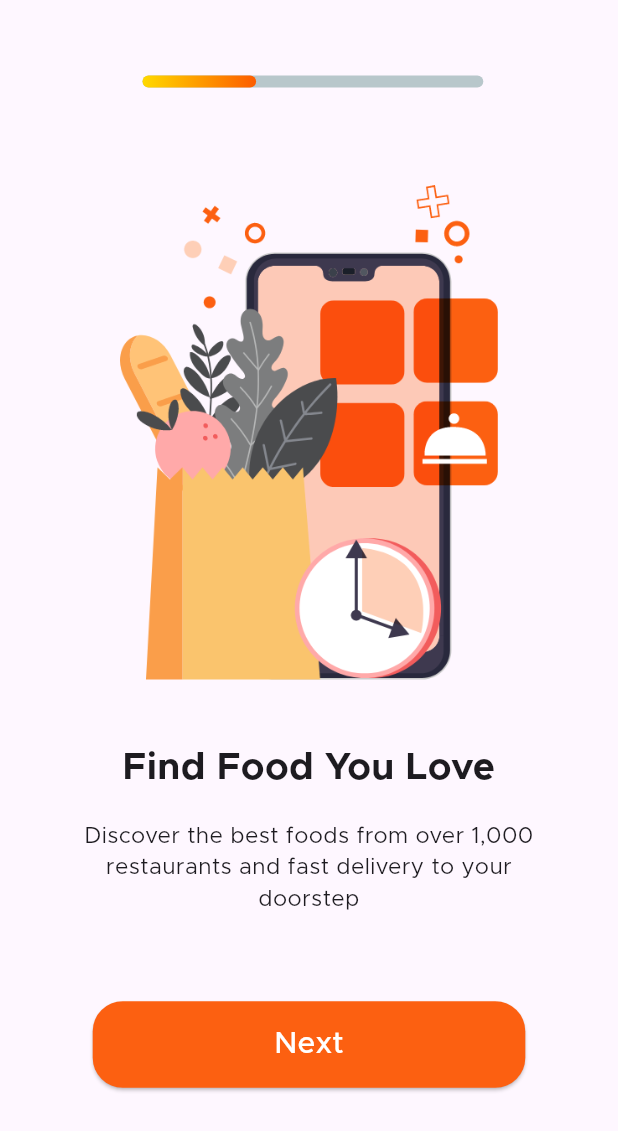
After one commit to Farojeh/food-delivery-App, a Flutter app: the OnBoardingView screen opened by its route, after a tap on the "arrow back" icon, on a phone screen of 412 x 824 dp. The commit adds this screen. Shown: the top 1131 px of the screen. Run offline on Flutter 3.47's test engine with Material 3 defaults, Android fonts, the phone set to English and light mode, and no system bars; drawn by our look-alikes of percent_indicator; our stand-ins replace awesome_snackbar_content, bloc, device_preview, flutter_bloc, go_router, shared_preferences; accounts and stored records are empty.

Commit message:
On_Boarding_Views

```diff
--- /dev/null
+++ b/lib/on_boarding/controller/on_boarding_cubit/on_boarding_cubit.dart
@@ -0,0 +1,31 @@
+import 'package:bloc/bloc.dart';
+import 'package:flutter/material.dart';
+import 'package:meta/meta.dart';
+
+part 'on_boarding_state.dart';
+
+class OnBoardingCubit extends Cubit<OnBoardingState> {
+  OnBoardingCubit() : super( OnBoardingState());
+   PageController controller = PageController();
+
+  void nextPage(int selectPage) {
+    if (selectPage < 2) {
+      int newPage = selectPage+1 ;
+      double newPercent = (newPage + 1) / 3;
+      controller.animateToPage(newPage,
+        duration: const Duration(milliseconds: 500), curve: Curves.linear);
+      emit(state.copyWith(selectPage: newPage, percent: newPercent));
+    }
+  }
+
+  void previousPage() {
+    if (state.selectPage > 0) {
+      int newPage = state.selectPage - 1;
+      double newPercent = (newPage + 1) / 3;
+      controller.animateToPage(newPage,
+        duration: const Duration(milliseconds: 500), curve: Curves.linear);
+      emit(state.copyWith(selectPage: newPage, percent: newPercent));
+    }
+  }
+
+}
--- /dev/null
+++ b/lib/on_boarding/controller/on_boarding_cubit/on_boarding_state.dart
@@ -0,0 +1,36 @@
+part of 'on_boarding_cubit.dart';
+
+@immutable
+class OnBoardingState {
+  final int selectPage;
+  final double percent;
+  final List pageArray = [
+    {
+      "title": "Find Food You Love",
+      "subtitle":
+          "Discover the best foods from over 1,000\nrestaurants and fast delivery to your\ndoorstep",
+      "image": "assets/images/on_boarding_1.png",
+    },
+    {
+      "title": "Fast Delivery",
+      "subtitle": "Fast food delivery to your home, office\n wherever you are",
+      "image": "assets/images/on_boarding_2.png",
+    },
+    {
+      "title": "Live Tracking",
+      "subtitle":
+          "Real time tracking of your food on the app\nonce you placed the order",
+      "image": "assets/images/on_boarding_3.png",
+    },
+  ];
+
+
+   OnBoardingState({this.selectPage = 0, this.percent = 1 / 3});
+
+  OnBoardingState copyWith({int? selectPage, double? percent}) {
+    return OnBoardingState(
+      selectPage: selectPage ?? this.selectPage,
+      percent: percent ?? this.percent,
+    );
+  }
+}
--- /dev/null
+++ b/lib/on_boarding/view/on_boarding_view.dart
@@ -0,0 +1,32 @@
+import 'package:advanced_project/on_boarding/controller/on_boarding_cubit/on_boarding_cubit.dart';
+import 'package:advanced_project/on_boarding/view/widget/category_row.dart';
+import 'package:advanced_project/on_boarding/view/widget/on_boarding_view_body.dart';
+import 'package:flutter/material.dart';
+import 'package:flutter_bloc/flutter_bloc.dart';
+
+class OnBoardingView extends StatelessWidget {
+  const OnBoardingView({super.key});
+
+  @override
+  Widget build(BuildContext context) {
+    var media = MediaQuery.of(context).size;
+    return BlocProvider(
+      create: (context) => OnBoardingCubit(),
+      child: Scaffold(
+          body: SingleChildScrollView(
+              child: SizedBox(
+        height: media.height,
+        width: media.width,
+        child: Column(
+          children: [
+            SizedBox(
+              height: media.height * 0.032,
+            ),
+            const CategoryRow(),
+            const OnBoardingViewBody()
+          ],
+        ),
+      ))),
+    );
+  }
+}
--- /dev/null
+++ b/lib/on_boarding/view/widget/category_row.dart
@@ -0,0 +1,51 @@
+import 'package:advanced_project/on_boarding/controller/on_boarding_cubit/on_boarding_cubit.dart';
+import 'package:advanced_project/utils/colors.dart';
+import 'package:flutter/material.dart';
+import 'package:flutter_bloc/flutter_bloc.dart';
+import 'package:percent_indicator/linear_percent_indicator.dart';
+
+class CategoryRow extends StatelessWidget {
+  const CategoryRow({super.key});
+
+  @override
+  Widget build(BuildContext context) {
+    return BlocBuilder<OnBoardingCubit, OnBoardingState>(
+      builder: (context, state) {
+        final cubit = context.read<OnBoardingCubit>();
+        return Row(
+          mainAxisAlignment: MainAxisAlignment.start,
+          crossAxisAlignment: CrossAxisAlignment.center,
+          children: [
+            SizedBox(
+              width: 85,
+              child: TextButton(
+                  style: ButtonStyle(
+                    overlayColor:
+                        MaterialStatePropertyAll(Colors.white.withOpacity(0)),
+                  ),
+                  onPressed: () {
+                    cubit.previousPage();
+                  },
+                  child: Icon(
+                    Icons.arrow_back,
+                    size: 40,
+                    color:state.selectPage>0? ColorsMe.primary:ColorsMe.primary.withOpacity(0),
+                  )),
+            ),
+            LinearPercentIndicator(
+              animationDuration: 1000,
+              animateFromLastPercent: true,
+              animation: true,
+              width: MediaQuery.of(context).size.width * 0.6,
+              percent: state.percent,
+              lineHeight: 8,
+              barRadius: const Radius.circular(20),
+              linearGradient: const LinearGradient(
+                  colors: [Color(0xffFFD900), Color(0xffFD5D00)]),
+            ),
+          ],
+        );
+      },
+    );
+  }
+}
--- /dev/null
+++ b/lib/on_boarding/view/widget/on_boarding_view_body.dart
@@ -0,0 +1,89 @@
+import 'package:advanced_project/on_boarding/controller/on_boarding_cubit/on_boarding_cubit.dart';
+import 'package:advanced_project/utils/app_router.dart';
+import 'package:advanced_project/utils/colors.dart';
+import 'package:advanced_project/widget/custom_button.dart';
+import 'package:flutter/material.dart';
+import 'package:flutter_bloc/flutter_bloc.dart';
+import 'package:go_router/go_router.dart';
+
+class OnBoardingViewBody extends StatelessWidget {
+  const OnBoardingViewBody({super.key});
+
+  @override
+  Widget build(BuildContext context) {
+    var media = MediaQuery.of(context).size;
+    return BlocBuilder<OnBoardingCubit, OnBoardingState>(
+      builder: (context, state) {
+        final cubit = context.read<OnBoardingCubit>();
+        return Expanded(
+          child: PageView.builder(
+            controller: cubit.controller,
+            itemCount: state.pageArray.length,
+            itemBuilder: (context, index) => Container(
+              alignment: Alignment.center,
+              child: Column(
+                mainAxisAlignment: MainAxisAlignment.start,
+                children: [
+                  SizedBox(
+                    height: media.height * 0.05,
+                  ),
+                  Image.asset(
+                    state.pageArray[index]["image"],
+                    height: media.height * 0.4,
+                    width: media.width,
+                    fit: BoxFit.contain,
+                  ),
+                  SizedBox(
+                    height: media.height * 0.05,
+                  ),
+                  Text(
+                    state.pageArray[index]["title"],
+                    textAlign: TextAlign.center,
+                    style:const TextStyle(fontSize: 25, fontWeight: FontWeight.w700),
+                  ),
+                  SizedBox(
+                    height: media.height * 0.02,
+                  ),
+                  Padding(
+                    padding: const EdgeInsets.symmetric(horizontal: 15),
+                    child: Text(
+                      state.pageArray[index]["subtitle"],
+                      textAlign: TextAlign.center,
+                      style:
+                       const TextStyle(fontSize: 15, fontWeight: FontWeight.w400),
+                    ),
+                  ),
+                  SizedBox(
+                    height: media.height * 0.07,
+                  ),
+                  CustomButton(
+                    onPressed: () {
+                      if (state.selectPage >= 2) {
+                        GoRouter.of(context).pushReplacement(AppRouter.homeView);
+                      } else {
+                        cubit.nextPage(state.selectPage);
+                      }
+                    },
+                    paddingwidth: media.width * 0.15,
+                    redbl: 20,
+                    redbr: 20,
+                    redtl: 20,
+                    redtr: 20,
+                    color: ColorsMe.primary,
+                    height: media.height * 0.07,
+                    width: media.width * 0.85,
+                    child:const Text(
+                      "Next",
+                      textAlign: TextAlign.center,
+                      style: TextStyle(fontSize: 20, color: Colors.white),
+                    ),
+                  )
+                ],
+              ),
+            ),
+          ),
+        );
+      },
+    );
+  }
+}
--- a/lib/splash_view/splash_view_body.dart
+++ b/lib/splash_view/splash_view_body.dart
@@ -55,7 +55,7 @@ class _SplashViewBodyState extends State<SplashViewBody> {
           mainuser = UserModel(
               email: userInfo!.getString("email")!,
               password: userInfo!.getString("password")!);
-          GoRouter.of(context).pushReplacement(AppRouter.homeView);
+          GoRouter.of(context).pushReplacement(AppRouter.onboarding);
         }
       },
     );
--- a/lib/utils/app_router.dart
+++ b/lib/utils/app_router.dart
@@ -6,6 +6,7 @@ import 'package:advanced_project/Auth/views/reset_password_page.dart';
 import 'package:advanced_project/Auth/views/sign_up_view.dart';
 import 'package:advanced_project/Auth/views/welcom_view.dart';
 import 'package:advanced_project/home/home_view.dart';
+import 'package:advanced_project/on_boarding/view/on_boarding_view.dart';
 import 'package:advanced_project/splash_view/splash_view.dart';
 import 'package:flutter_bloc/flutter_bloc.dart';
 import 'package:go_router/go_router.dart';
@@ -16,6 +17,7 @@ abstract class AppRouter {
   static const loginview = "/LoginView";
   static const signupview = "/SignUpView";
   static const resetpassword = "/ResetPassword";
+  static const onboarding = "/OnBoarding";
 
   static final router = GoRouter(routes: [
     GoRoute(
@@ -51,5 +53,9 @@ abstract class AppRouter {
         child: const ResetPasswordPage(),
       ),
     ),
+    GoRoute(
+      path: onboarding,
+      builder: (context, state) => const OnBoardingView(),
+    ),
   ]);
 }
--- a/pubspec.yaml
+++ b/pubspec.yaml
@@ -36,6 +36,7 @@ dependencies:
     sdk: flutter
   flutter_bloc: ^9.0.0
   go_router: ^14.8.0
+  percent_indicator: ^4.2.4
   shared_preferences: ^2.5.2
 
 dev_dependencies:
```
Also changed, not shown: assets/images/on_boarding_1.png (added), assets/images/on_boarding_2.png (added), assets/images/on_boarding_3.png (added), pubspec.lock.
